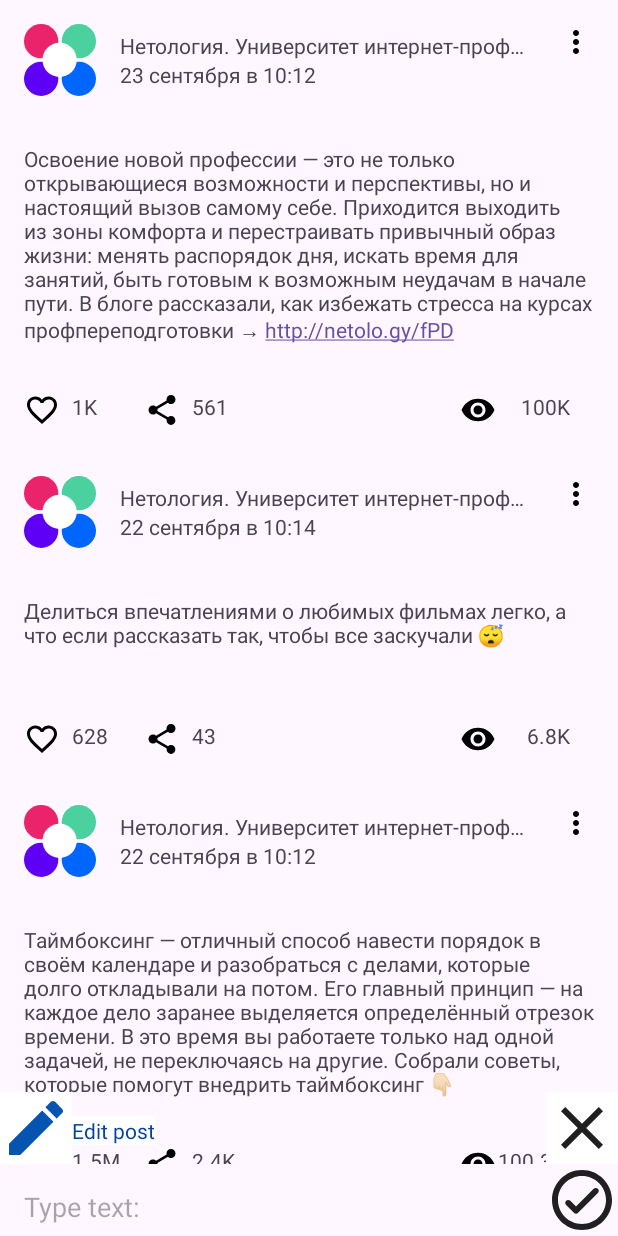
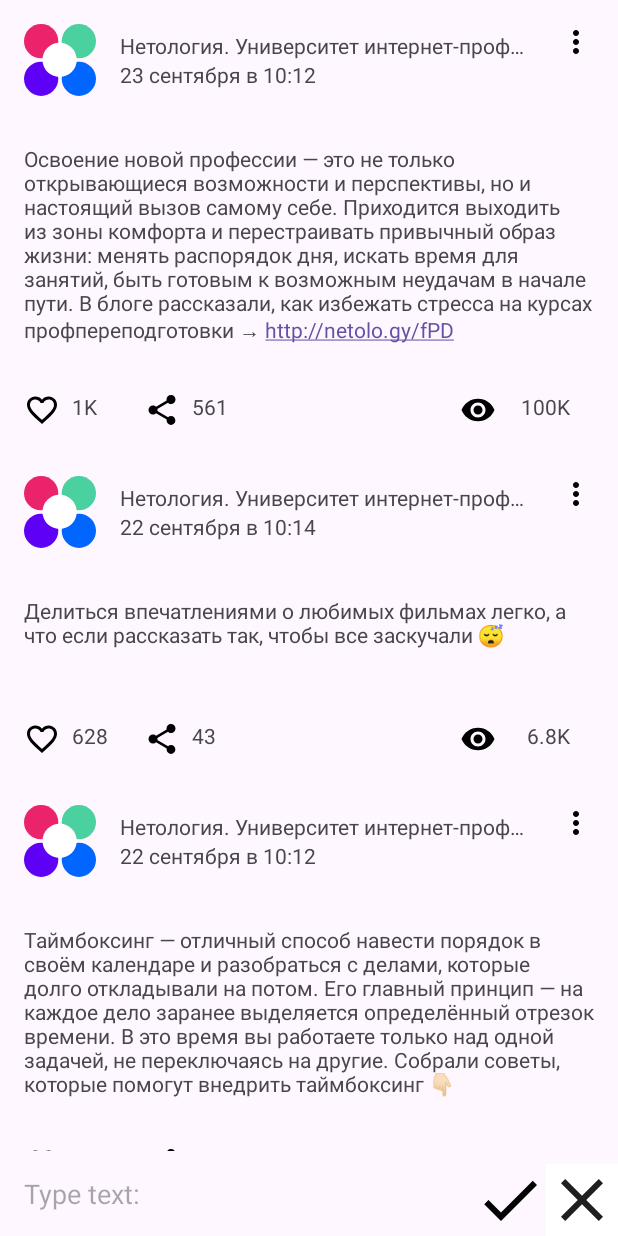
Before and after one commit to VnukovaPolina/NMedia, an Android app: the screen it shows after launch (MainActivity), on a phone screen of 412 x 824 dp. Run offline under Robolectric (Android 15) with nearby library versions, the phone set to English and light mode, and no system bars.

Commit message:
Undo edit - done

```diff
--- a/app/src/main/java/ru/netology/nmedia/MainActivity.kt
+++ b/app/src/main/java/ru/netology/nmedia/MainActivity.kt
@@ -69,6 +69,12 @@ class MainActivity : AppCompatActivity() {
             binding.content.setText("")
             binding.content.clearFocus()
         }
+
+        binding.undoEdit.setOnClickListener {
+            viewModel.undoEdit()
+            binding.content.setText("")
+            binding.content.clearFocus()
+        }
     }
 }
 
--- a/app/src/main/java/ru/netology/nmedia/repository/PostRepositoryInMemory.kt
+++ b/app/src/main/java/ru/netology/nmedia/repository/PostRepositoryInMemory.kt
@@ -96,7 +96,7 @@ class PostRepositoryInMemory : PostRepository {
             likes  = 1099,
             shares = 561,
             views = 100_345
-        ),
+        )
     )
 
     private val data = MutableLiveData(posts)
--- a/app/src/main/java/ru/netology/nmedia/viewmodel/PostViewModel.kt
+++ b/app/src/main/java/ru/netology/nmedia/viewmodel/PostViewModel.kt
@@ -1,5 +1,6 @@
 package ru.netology.nmedia.viewmodel
 
+import android.view.View
 import androidx.lifecycle.MutableLiveData
 import androidx.lifecycle.ViewModel
 import ru.netology.nmedia.dto.Post
@@ -30,12 +31,8 @@ class PostViewModel : ViewModel() {
         edited.value = post
     }
 
-    fun changeContent(content: String) {
-        val text = content.trim()
-        if (edited.value?.content == text) {
-            return
-        }
-        edited.value = edited.value?.copy(content = text)
+    fun undoEdit() {
+        edited.value = empty
     }
 
     fun likeById(id: Long) = repository.likeById(id)
--- /dev/null
+++ b/app/src/main/res/drawable/save_icon.xml
@@ -0,0 +1,5 @@
+<vector xmlns:android="http://schemas.android.com/apk/res/android" android:height="48dp" android:tint="#030303" android:viewportHeight="24" android:viewportWidth="24" android:width="48dp">
+
+    <path android:fillColor="@android:color/white" android:pathData="M9,16.17L4.83,12l-1.42,1.41L9,19 21,7l-1.41,-1.41z"/>
+
+</vector>
--- a/app/src/main/res/layout/activity_main.xml
+++ b/app/src/main/res/layout/activity_main.xml
@@ -43,46 +43,9 @@
         android:layout_marginTop="@dimen/standart_padding"
         android:background="@android:color/transparent"
         android:contentDescription="@string/description_post_save"
-        app:layout_constraintEnd_toEndOf="parent"
+        app:layout_constraintEnd_toStartOf="@id/undoEdit"
         app:layout_constraintBottom_toBottomOf="parent"
-        app:srcCompat="@drawable/save_post_icon"
-        />
-
-    <androidx.constraintlayout.widget.Group
-        android:id="@+id/group"
-        android:layout_width="wrap_content"
-        android:layout_height="wrap_content"
-        android:background="@color/white"
-        app:constraint_referenced_ids="editPreview, editIcon, undoEdit, editPostText"
-        android:visibility="visible"
-        />
-
-    <androidx.constraintlayout.widget.Barrier
-        android:id="@+id/editPreview"
-        android:layout_width="wrap_content"
-        android:layout_height="wrap_content"
-        app:barrierDirection="top"
-        app:constraint_referenced_ids="undoEdit" />
-
-    <ImageView
-        android:id="@+id/editIcon"
-        android:layout_width="wrap_content"
-        android:layout_height="wrap_content"
-        app:srcCompat="@drawable/edit_preview"
-        android:background="@color/white"
-        app:layout_constraintTop_toBottomOf="@id/editPreview"
-        />
-
-    <TextView
-        android:id="@+id/editPostText"
-        android:layout_width="wrap_content"
-        android:layout_height="wrap_content"
-        android:background="@color/white"
-        android:text="@string/edit_post"
-        android:textColor="@color/blue_for_edit"
-        app:layout_constraintStart_toEndOf="@id/editIcon"
-        app:layout_constraintTop_toTopOf="@id/editPreview"
-        android:layout_marginTop="@dimen/standart_padding"
+        app:srcCompat="@drawable/save_icon"
         />
 
     <ImageButton
@@ -92,6 +55,6 @@
         android:background="@color/white"
         app:srcCompat="@drawable/close"
         app:layout_constraintEnd_toEndOf="parent"
-        app:layout_constraintBottom_toTopOf="@id/toolsTop"
+        app:layout_constraintBottom_toBottomOf="parent"
         />
 </androidx.constraintlayout.widget.ConstraintLayout>
```
